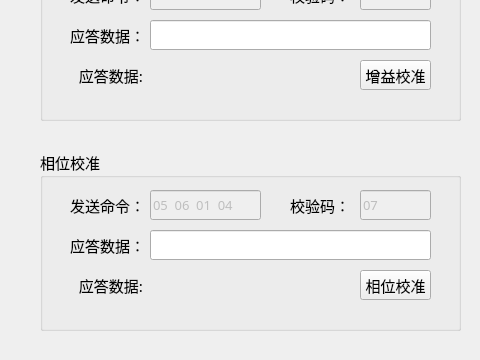
ChinaClever/CleverTool, file CleverTool/mainwindow.ui: the form before one commit; both pictures show x 0 to 480 and y 217 to 577 of the 1162 by 720 pixel window.
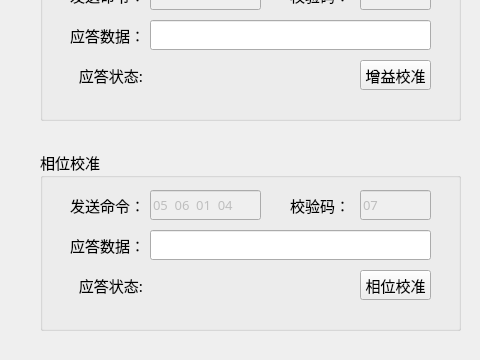
The form after the commit.

Patch:
```diff
--- a/CleverTool/mainwindow.ui
+++ b/CleverTool/mainwindow.ui
@@ -248,7 +248,7 @@
       </font>
      </property>
      <property name="text">
-      <string>应答数据:</string>
+      <string>应答状态:</string>
      </property>
      <property name="alignment">
       <set>Qt::AlignRight|Qt::AlignTrailing|Qt::AlignVCenter</set>
@@ -440,7 +440,7 @@
       </font>
      </property>
      <property name="text">
-      <string>应答数据:</string>
+      <string>应答状态:</string>
      </property>
      <property name="alignment">
       <set>Qt::AlignRight|Qt::AlignTrailing|Qt::AlignVCenter</set>
```
